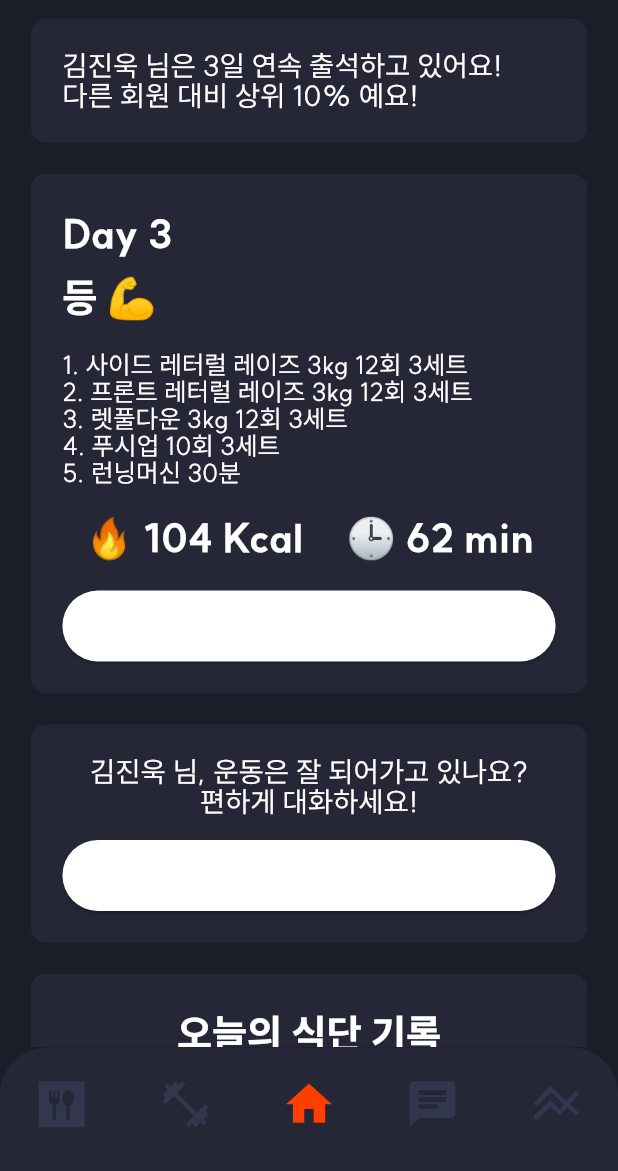
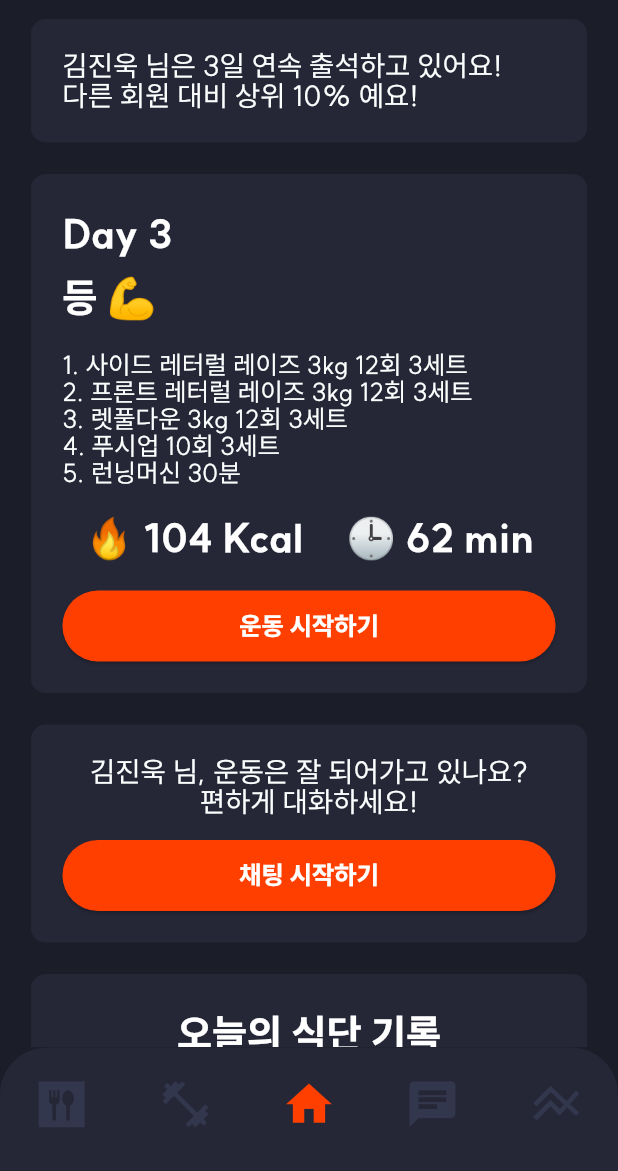
Before and after one commit to samuel5721/chatfit, a Flutter app: the screen it shows after launch, on a phone screen of 412 x 824 dp, the part 65-1236 px from its top. Run offline on Flutter 3.47's test engine with Material 3 defaults, Android fonts, the phone set to English and light mode, and no system bars; our stand-ins replace firebase_core, firebase_storage, flutter_calendar_carousel, flutter_local_notifications, flutter_screenutil, flutter_spinkit and 2 more; accounts and stored records are empty; project files that could hold a hidden picture were left out.

Commit message:
style: misc gray->grey

```diff
--- a/lib/main.dart
+++ b/lib/main.dart
@@ -37,14 +37,15 @@ class _MyAppState extends State<MyApp> {
               secondary: Colors.white,
             ),
             textTheme: Typography.blackMountainView.apply(
-              bodyColor: Colors.white,
-              displayColor: Colors.white,
+              bodyColor: KeyColor.grey100,
+              displayColor: KeyColor.grey100,
               fontFamily: 'SUIT',
             ),
           ),
           builder: (context, child) {
             return MediaQuery(
-              data: MediaQuery.of(context).copyWith(textScaleFactor: 1.0),
+              data: MediaQuery.of(context)
+                  .copyWith(textScaler: const TextScaler.linear(1.0)),
               child: child!,
             );
           },
--- a/lib/screens/chat_bot_screen.dart
+++ b/lib/screens/chat_bot_screen.dart
@@ -357,7 +357,7 @@ class BotChat extends StatelessWidget {
                       : Text(
                           message,
                           style: TextStyle(
-                            color: KeyColor.gray100,
+                            color: KeyColor.grey100,
                             fontSize: 14.sp,
                             height: 1.5,
                           ),
@@ -412,7 +412,7 @@ class ClientChat extends StatelessWidget {
                   child: Text(
                     message,
                     style: TextStyle(
-                      color: KeyColor.gray100,
+                      color: KeyColor.grey100,
                       fontSize: 14.sp,
                       height: 1.5,
                     ),
--- a/lib/screens/main_screen.dart
+++ b/lib/screens/main_screen.dart
@@ -139,7 +139,7 @@ class ContentText extends StatelessWidget {
     return Text(
       text,
       style: TextStyle(
-        color: KeyColor.gray100,
+        color: KeyColor.grey100,
         fontSize: fontSize.sp,
         height: 1.h,
       ),
@@ -186,6 +186,7 @@ class PrimaryButton extends StatelessWidget {
       child: ElevatedButton(
         onPressed: onPressed,
         style: ElevatedButton.styleFrom(
+          backgroundColor: KeyColor.primaryBrand300,
           shape: RoundedRectangleBorder(
             borderRadius: BorderRadius.circular(100.0),
           ),
--- a/lib/theme.dart
+++ b/lib/theme.dart
@@ -9,16 +9,16 @@ class KeyColor {
   static Color primaryBrand200 = const Color(0xffAA6554);
   static Color primaryBrand300 = const Color(0xffFF3F00);
 
-  static Color gray100 = const Color(0xffFDFEFE);
-  static Color gray200 = const Color(0xffF4F5F5);
-  static Color gray300 = const Color(0xffEAEBEB);
-  static Color gray400 = const Color(0xffDADDDD);
-  static Color gray500 = const Color(0xffB4B9B9);
-  static Color gray600 = const Color(0xff808989);
-  static Color gray700 = const Color(0xff626A6B);
-  static Color gray800 = const Color(0xff4B5152);
-  static Color gray900 = const Color(0xff333738);
-  static Color gray1000 = const Color(0xff1C1F1F);
+  static Color grey100 = const Color(0xffFDFEFE);
+  static Color grey200 = const Color(0xffF4F5F5);
+  static Color grey300 = const Color(0xffEAEBEB);
+  static Color grey400 = const Color(0xffDADDDD);
+  static Color grey500 = const Color(0xffB4B9B9);
+  static Color grey600 = const Color(0xff808989);
+  static Color grey700 = const Color(0xff626A6B);
+  static Color grey800 = const Color(0xff4B5152);
+  static Color grey900 = const Color(0xff333738);
+  static Color grey1000 = const Color(0xff1C1F1F);
 }
 
 class Layout {
```
